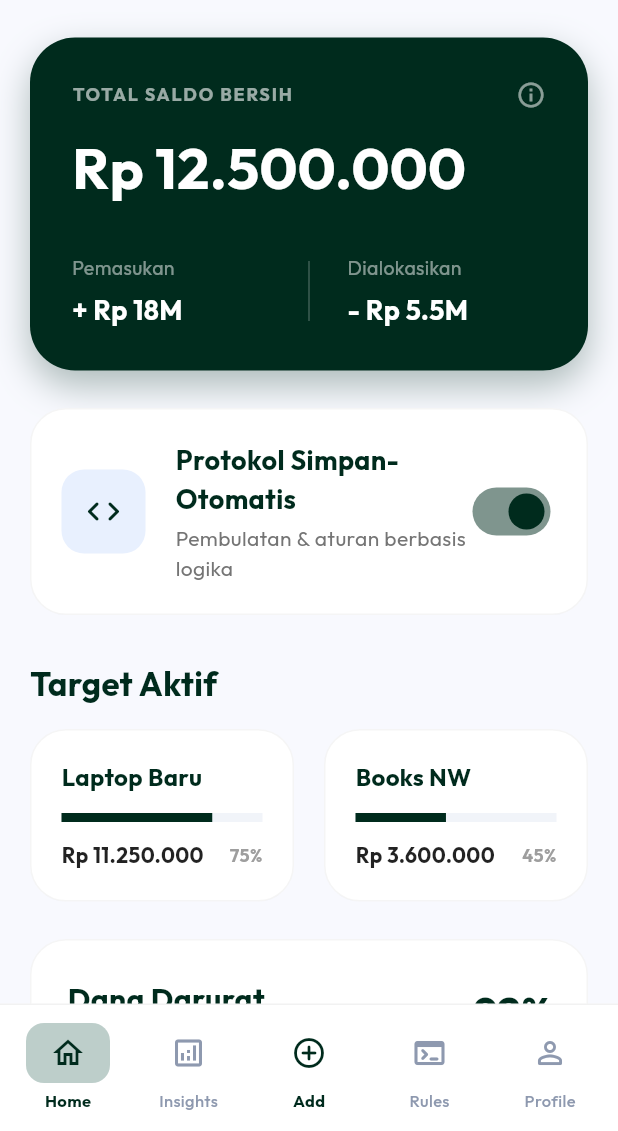
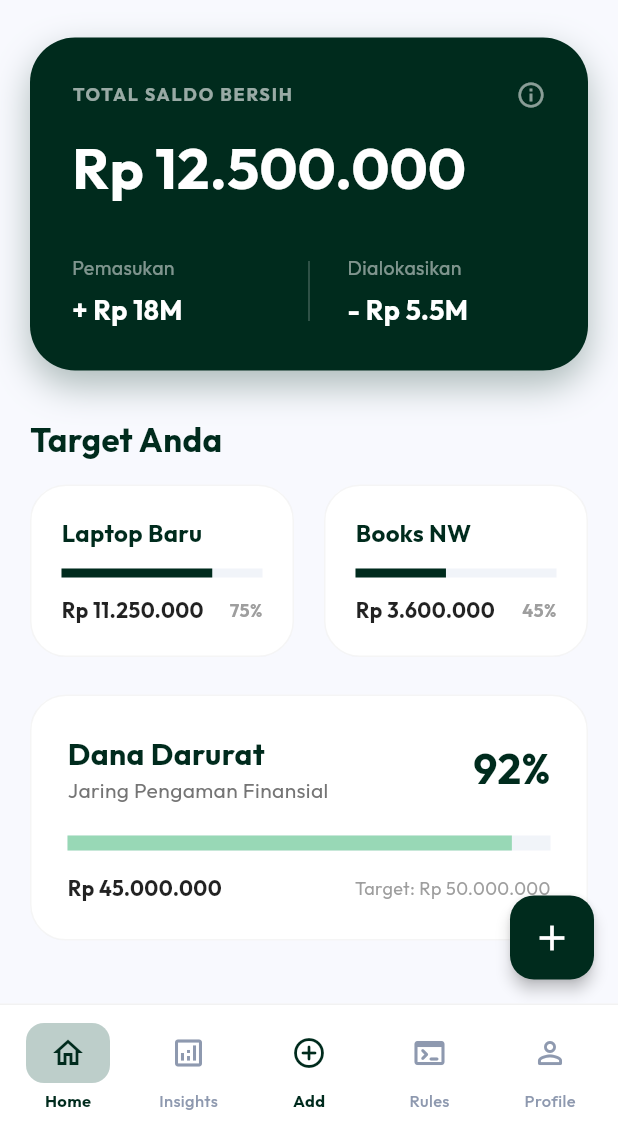
Before and after one commit to alufazzayanarini-12/uas_projek_mobile, a Flutter app: the screen it shows after launch, on a phone screen of 412 x 824 dp, the part 105-1236 px from its top. Run offline on Flutter 3.47's test engine with Material 3 defaults, Android fonts, the light colour scheme and no system bars; our stand-ins replace fl_chart, google_fonts, image_picker, shared_preferences, sqflite, sqflite_common_ffi and 1 more; accounts and stored records are empty.

Commit message:
melakukan perubahan

```diff
--- a/lib/screens/home_screen.dart
+++ b/lib/screens/home_screen.dart
@@ -3,7 +3,9 @@ import 'package:google_fonts/google_fonts.dart';
 import 'package:provider/provider.dart';
 import '../providers/settings_provider.dart';
 import 'goal_detail_screen.dart';
+import 'add_goal_screen.dart';
 import 'settings_screen.dart';
+import 'emergency_fund_screen.dart';
 import 'package:intl/intl.dart';
 
 class HomeScreen extends StatefulWidget {
@@ -14,8 +16,6 @@ class HomeScreen extends StatefulWidget {
 }
 
 class _HomeScreenState extends State<HomeScreen> {
-  bool _isAutoSaveEnabled = true;
-
   @override
   Widget build(BuildContext context) {
     return Consumer<SettingsProvider>(
@@ -65,11 +65,9 @@ class _HomeScreenState extends State<HomeScreen> {
               children: [
                 const SizedBox(height: 25),
                 _buildTotalBalanceCard(isDark),
-                const SizedBox(height: 25),
-                _buildAutoSaveProtocol(isDark),
                 const SizedBox(height: 30),
                 Text(
-                  'Target Aktif',
+                  'Target Anda',
                   style: GoogleFonts.outfit(fontSize: 22, fontWeight: FontWeight.bold, color: textColor),
                 ),
                 const SizedBox(height: 15),
@@ -95,12 +93,30 @@ class _HomeScreenState extends State<HomeScreen> {
                   ],
                 ),
                 const SizedBox(height: 25),
-                _buildEmergencyFundCard(45000000, 50000000, 0.92, fmt, isDark),
-                const SizedBox(height: 25),
-                _buildGrowthAnalysisCard(isDark),
+                GestureDetector(
+                  onTap: () {
+                    Navigator.push(
+                      context,
+                      MaterialPageRoute(builder: (context) => const EmergencyFundScreen()),
+                    );
+                  },
+                  child: _buildEmergencyFundCard(45000000, 50000000, 0.92, fmt, isDark),
+                ),
                 const SizedBox(height: 120),
               ],
             ),
+          ),
+          floatingActionButton: FloatingActionButton(
+            backgroundColor: const Color(0xFF002B1D),
+            elevation: 4,
+            shape: RoundedRectangleBorder(borderRadius: BorderRadius.circular(16)),
+            onPressed: () {
+              Navigator.push(
+                context,
+                MaterialPageRoute(builder: (context) => const AddGoalScreen()),
+              );
+            },
+            child: const Icon(Icons.add, color: Colors.white, size: 28),
           ),
         );
       },
@@ -149,25 +165,6 @@ class _HomeScreenState extends State<HomeScreen> {
           Text(label, style: GoogleFonts.outfit(color: Colors.white.withOpacity(0.5), fontSize: 13)),
           const SizedBox(height: 5),
           Text(amount, style: GoogleFonts.outfit(color: Colors.white, fontWeight: FontWeight.bold, fontSize: 18)),
-        ],
-      ),
-    );
-  }
-
-  Widget _buildAutoSaveProtocol(bool isDark) {
-    return Container(
-      padding: const EdgeInsets.all(20),
-      decoration: BoxDecoration(
-        color: isDark ? const Color(0xFF1E1E1E) : Colors.white,
-        borderRadius: BorderRadius.circular(24),
-        border: Border.all(color: isDark ? Colors.white10 : Colors.black.withOpacity(0.04)),
-      ),
-      child: Row(
-        children: [
-          Container(padding: const EdgeInsets.all(15), decoration: BoxDecoration(color: isDark ? Colors.white.withOpacity(0.05) : const Color(0xFFE8F0FE), borderRadius: BorderRadius.circular(15)), child: Icon(Icons.code_rounded, color: isDark ? Colors.white : const Color(0xFF002B1D), size: 26)),
-          const SizedBox(width: 20),
-          Expanded(child: Column(crossAxisAlignment: CrossAxisAlignment.start, children: [Text('Protokol Simpan-Otomatis', style: GoogleFonts.outfit(fontWeight: FontWeight.bold, fontSize: 18, color: isDark ? Colors.white : const Color(0xFF002B1D))), const SizedBox(height: 4), Text('Pembulatan & aturan berbasis logika', style: GoogleFonts.outfit(color: isDark ? Colors.white70 : Colors.grey[600], fontSize: 14))])),
-          Switch(value: _isAutoSaveEnabled, onChanged: (val) => setState(() => _isAutoSaveEnabled = val), activeColor: isDark ? Colors.green : const Color(0xFF002B1D)),
         ],
       ),
     );
@@ -227,26 +224,4 @@ class _HomeScreenState extends State<HomeScreen> {
       ),
     );
   }
-
-  Widget _buildGrowthAnalysisCard(bool isDark) {
-    return Container(
-      width: double.infinity,
-      padding: const EdgeInsets.all(24),
-      decoration: BoxDecoration(
-        gradient: LinearGradient(colors: isDark ? [const Color(0xFF1E1E1E), const Color(0xFF2D2D2D)] : [const Color(0xFFF1F4F9), Colors.white], begin: Alignment.topLeft, end: Alignment.bottomRight),
-        borderRadius: BorderRadius.circular(24),
-        border: Border.all(color: isDark ? Colors.white10 : Colors.black.withOpacity(0.04)),
-      ),
-      child: Column(
-        crossAxisAlignment: CrossAxisAlignment.start,
-        children: [
-          Container(padding: const EdgeInsets.symmetric(horizontal: 14, vertical: 7), decoration: BoxDecoration(color: Colors.black.withOpacity(0.08), borderRadius: BorderRadius.circular(20)), child: Text('Analisis Pertumbuhan', style: GoogleFonts.outfit(fontSize: 12, fontWeight: FontWeight.w600, color: isDark ? Colors.white : Colors.black))),
-          const SizedBox(height: 20),
-          Text('Efisiensi Modal naik 12%', style: GoogleFonts.outfit(fontSize: 20, fontWeight: FontWeight.bold, color: isDark ? Colors.white : const Color(0xFF002B1D))),
-          const SizedBox(height: 20),
-          Row(children: [Text('Lihat Laporan Detail', style: GoogleFonts.outfit(fontWeight: FontWeight.bold, fontSize: 16, color: isDark ? Colors.green[200] : const Color(0xFF002B1D))), const SizedBox(width: 12), Icon(Icons.arrow_forward, size: 20, color: isDark ? Colors.green[200] : const Color(0xFF002B1D))]),
-        ],
-      ),
-    );
-  }
 }
```
Also changed, not shown: lib/screens/emergency_fund_screen.dart (added, +151 -0 lines).
